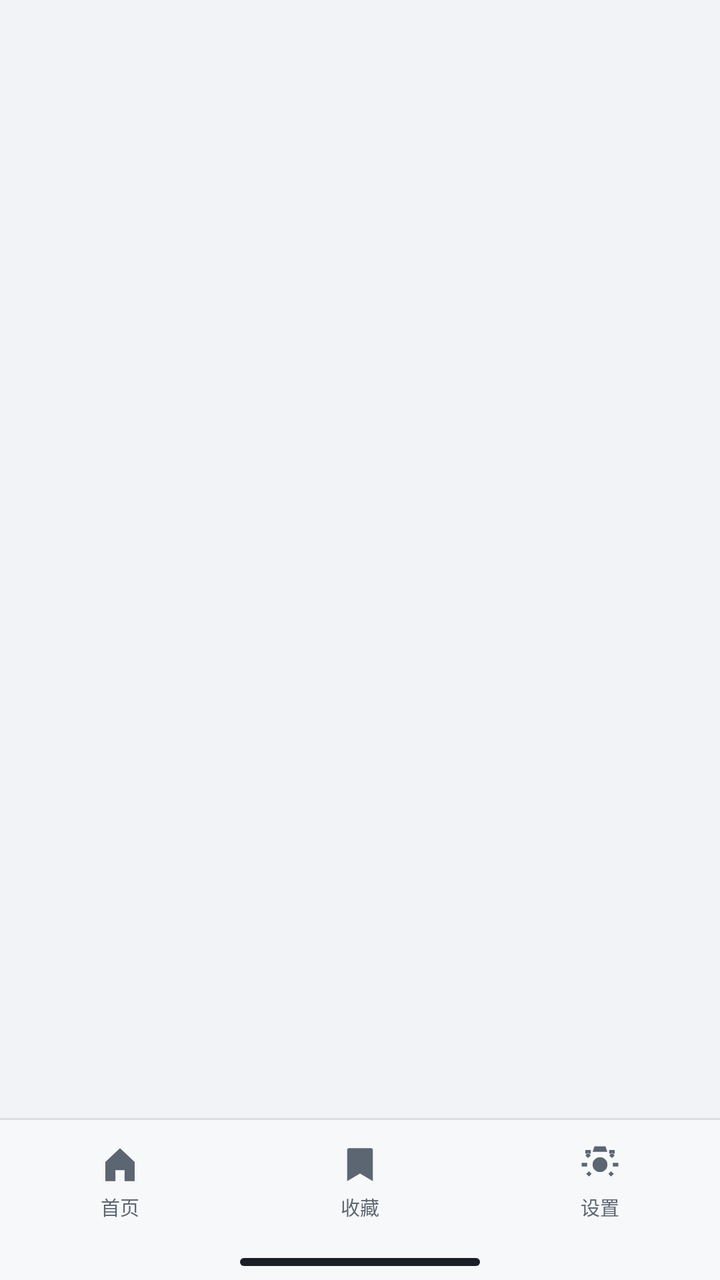
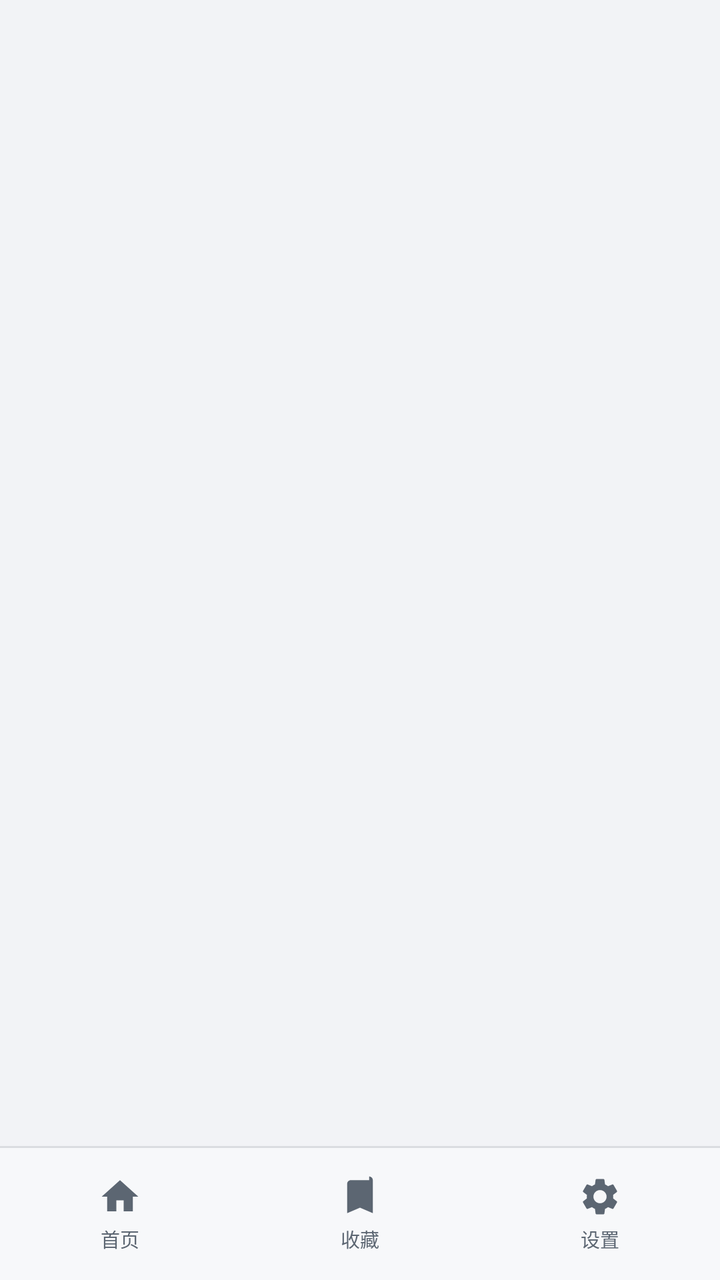

An Android layout rendered at two revisions. The XML below is the earlier revision; the diff shows what the commit changed to produce the second picture.
<!-- AndroidManifest.xml: application theme Theme.LateShow -->
<!-- res/layout/activity_main.xml -->
<?xml version="1.0" encoding="utf-8"?>
<LinearLayout xmlns:android="http://schemas.android.com/apk/res/android"
    android:layout_width="match_parent"
    android:layout_height="match_parent"
    android:orientation="vertical"
    android:background="@color/ink900">

    <FrameLayout
        android:id="@+id/container"
        android:layout_width="match_parent"
        android:layout_height="0dp"
        android:layout_weight="1" />

    <View android:layout_width="match_parent" android:layout_height="1dp" android:background="@color/line" />

    <LinearLayout
        android:id="@+id/tabbar"
        android:layout_width="match_parent"
        android:layout_height="62dp"
        android:orientation="horizontal"
        android:background="@color/barBg">

        <LinearLayout android:id="@+id/tab_home" style="@style/TabItem">
            <ImageView android:id="@+id/tab_home_icon" android:src="@drawable/ic_home" style="@style/TabIcon" />
            <TextView android:id="@+id/tab_home_label" android:text="首页" style="@style/TabLabel" />
        </LinearLayout>

        <LinearLayout android:id="@+id/tab_fav" style="@style/TabItem">
            <ImageView android:id="@+id/tab_fav_icon" android:src="@drawable/ic_bookmark" style="@style/TabIcon" />
            <TextView android:id="@+id/tab_fav_label" android:text="收藏" style="@style/TabLabel" />
        </LinearLayout>

        <LinearLayout android:id="@+id/tab_settings" style="@style/TabItem">
            <ImageView android:id="@+id/tab_settings_icon" android:src="@drawable/ic_settings" style="@style/TabIcon" />
            <TextView android:id="@+id/tab_settings_label" android:text="设置" style="@style/TabLabel" />
        </LinearLayout>
    </LinearLayout>

    <FrameLayout
        android:layout_width="match_parent"
        android:layout_height="18dp"
        android:background="@color/barBg">
        <View
            android:layout_width="120dp"
            android:layout_height="4dp"
            android:layout_gravity="center_horizontal|top"
            android:layout_marginTop="7dp"
            android:background="@drawable/home_indicator" />
    </FrameLayout>
</LinearLayout>
<!-- resources referenced by this layout -->
<resources>
  <color name="barBg">#F7F8FA</color>
  <color name="ink900">#F2F3F6</color>
  <color name="line">#1A12181F</color>
  <!-- drawable home_indicator (drawable) -->
  <?xml version="1.0" encoding="utf-8"?>
  <shape xmlns:android="http://schemas.android.com/apk/res/android" android:shape="rectangle">
      <solid android:color="@color/t1" />
      <corners android:radius="2dp" />
  </shape>
  <!-- drawable ic_bookmark (drawable) -->
  <?xml version="1.0" encoding="utf-8"?>
  <vector xmlns:android="http://schemas.android.com/apk/res/android" android:width="24dp" android:height="24dp" android:viewportWidth="24" android:viewportHeight="24">
      <path android:fillColor="@color/t2" android:pathData="M6,3h12a1,1 0,0 1,1 1v17l-7,-4.2L5,21V4a1,1 0,0 1,1 -1z"/>
  </vector>
  <!-- drawable ic_home (drawable) -->
  <?xml version="1.0" encoding="utf-8"?>
  <vector xmlns:android="http://schemas.android.com/apk/res/android" android:width="24dp" android:height="24dp" android:viewportWidth="24" android:viewportHeight="24">
      <path android:fillColor="@color/t2" android:pathData="M4,10.5L12,3l8,7.5V21h-5.5v-6h-5v6H4z"/>
  </vector>
  <!-- drawable ic_settings (drawable) -->
  <?xml version="1.0" encoding="utf-8"?>
  <vector xmlns:android="http://schemas.android.com/apk/res/android" android:width="24dp" android:height="24dp" android:viewportWidth="24" android:viewportHeight="24">
      <path android:fillColor="@color/t2" android:pathData="M12,8a4,4 0,1 0,0 8,4 4 0,0 0,0 -8zM9,2h6l1,3H8zM4,4h3v2H4zM17,4h3v2h-3zM5.5,5.5L4,7l1.4,1.4L7,7zM18.5,5.5L17,7l1.6,1.4L20,7zM2,11h3v2H2zM19,11h3v2h-3zM4.5,17l1.5,-1.4L7.4,17 6,18.5zM16.6,17l1.4,-1.4L19.5,17 18,18.5z"/>
      <path android:fillColor="@color/t2" android:pathData="M12,8a4,4 0,1 0,0 8,4 4 0,0 0,0 -8z"/>
  </vector>
  <style name="TabIcon">
          <item name="android:layout_width">22dp</item>
          <item name="android:layout_height">22dp</item>
      </style>
  <style name="TabItem">
          <item name="android:layout_width">0dp</item>
          <item name="android:layout_height">match_parent</item>
          <item name="android:layout_weight">1</item>
          <item name="android:orientation">vertical</item>
          <item name="android:gravity">center</item>
          <item name="android:background">?attr/selectableItemBackground</item>
      </style>
  <style name="TabLabel">
          <item name="android:layout_width">wrap_content</item>
          <item name="android:layout_height">wrap_content</item>
          <item name="android:textSize">9.5sp</item>
          <item name="android:textColor">@color/t2</item>
          <item name="android:layout_marginTop">3dp</item>
      </style>
  <style name="Theme.LateShow" parent="Theme.Material3.Light.NoActionBar">
          <item name="android:windowBackground">@color/ink900</item>
          <item name="colorPrimary">@color/acc</item>
          <item name="colorOnPrimary">@color/accInk</item>
          <item name="colorSurface">@color/ink800</item>
          <item name="android:colorBackground">@color/ink900</item>
          <item name="android:statusBarColor">@color/ink900</item>
          <item name="android:navigationBarColor">@color/ink900</item>
          <item name="android:windowLightStatusBar">true</item>
      </style>
  <color name="t1">#1B2026</color>
  <color name="t2">#5C6672</color>
  <color name="acc">#FF5A36</color>
  <color name="accInk">#170A05</color>
  <color name="ink800">#FFFFFF</color>
</resources>

<!-- the commit's change to res/layout/activity_main.xml (unified diff, before → after) -->
@@ -16,7 +16,7 @@
     <LinearLayout
         android:id="@+id/tabbar"
         android:layout_width="match_parent"
-        android:layout_height="62dp"
+        android:layout_height="66dp"
         android:orientation="horizontal"
         android:background="@color/barBg">
 
@@ -35,16 +35,4 @@
             <TextView android:id="@+id/tab_settings_label" android:text="设置" style="@style/TabLabel" />
         </LinearLayout>
     </LinearLayout>
-
-    <FrameLayout
-        android:layout_width="match_parent"
-        android:layout_height="18dp"
-        android:background="@color/barBg">
-        <View
-            android:layout_width="120dp"
-            android:layout_height="4dp"
-            android:layout_gravity="center_horizontal|top"
-            android:layout_marginTop="7dp"
-            android:background="@drawable/home_indicator" />
-    </FrameLayout>
 </LinearLayout>
<!-- resource entries referenced after the edit -->
@@ -3,27 +3,20 @@
   <color name="barBg">#F7F8FA</color>
   <color name="ink900">#F2F3F6</color>
   <color name="line">#1A12181F</color>
-  <!-- drawable home_indicator (drawable) -->
-  <?xml version="1.0" encoding="utf-8"?>
-  <shape xmlns:android="http://schemas.android.com/apk/res/android" android:shape="rectangle">
-      <solid android:color="@color/t1" />
-      <corners android:radius="2dp" />
-  </shape>
   <!-- drawable ic_bookmark (drawable) -->
   <?xml version="1.0" encoding="utf-8"?>
   <vector xmlns:android="http://schemas.android.com/apk/res/android" android:width="24dp" android:height="24dp" android:viewportWidth="24" android:viewportHeight="24">
-      <path android:fillColor="@color/t2" android:pathData="M6,3h12a1,1 0,0 1,1 1v17l-7,-4.2L5,21V4a1,1 0,0 1,1 -1z"/>
+      <path android:fillColor="@color/t2" android:pathData="M17,3H7c-1.1,0 -2,0.9 -2,2v16l7,-3 7,3V3c0,-1.1 -0.9,-2 -2,-2z"/>
   </vector>
   <!-- drawable ic_home (drawable) -->
   <?xml version="1.0" encoding="utf-8"?>
   <vector xmlns:android="http://schemas.android.com/apk/res/android" android:width="24dp" android:height="24dp" android:viewportWidth="24" android:viewportHeight="24">
-      <path android:fillColor="@color/t2" android:pathData="M4,10.5L12,3l8,7.5V21h-5.5v-6h-5v6H4z"/>
+      <path android:fillColor="@color/t2" android:pathData="M10,20v-6h4v6h5v-8h3L12,3 2,12h3v8z"/>
   </vector>
   <!-- drawable ic_settings (drawable) -->
   <?xml version="1.0" encoding="utf-8"?>
   <vector xmlns:android="http://schemas.android.com/apk/res/android" android:width="24dp" android:height="24dp" android:viewportWidth="24" android:viewportHeight="24">
-      <path android:fillColor="@color/t2" android:pathData="M12,8a4,4 0,1 0,0 8,4 4 0,0 0,0 -8zM9,2h6l1,3H8zM4,4h3v2H4zM17,4h3v2h-3zM5.5,5.5L4,7l1.4,1.4L7,7zM18.5,5.5L17,7l1.6,1.4L20,7zM2,11h3v2H2zM19,11h3v2h-3zM4.5,17l1.5,-1.4L7.4,17 6,18.5zM16.6,17l1.4,-1.4L19.5,17 18,18.5z"/>
-      <path android:fillColor="@color/t2" android:pathData="M12,8a4,4 0,1 0,0 8,4 4 0,0 0,0 -8z"/>
+      <path android:fillColor="@color/t2" android:pathData="M19.14,12.94c0.04,-0.3 0.06,-0.61 0.06,-0.94c0,-0.32 -0.02,-0.64 -0.07,-0.94l2.03,-1.58c0.18,-0.14 0.23,-0.41 0.12,-0.61l-1.92,-3.32c-0.12,-0.22 -0.37,-0.29 -0.59,-0.22l-2.39,0.96c-0.5,-0.38 -1.03,-0.7 -1.62,-0.94L14.4,2.81c-0.04,-0.24 -0.24,-0.41 -0.48,-0.41h-3.84c-0.24,0 -0.43,0.17 -0.47,0.41L9.25,5.35C8.66,5.59 8.12,5.92 7.63,6.29L5.24,5.33c-0.22,-0.08 -0.47,0 -0.59,0.22L2.74,8.87C2.62,9.08 2.66,9.34 2.86,9.48l2.03,1.58C4.84,11.36 4.8,11.69 4.8,12s0.02,0.64 0.07,0.94l-2.03,1.58c-0.18,0.14 -0.23,0.41 -0.12,0.61l1.92,3.32c0.12,0.22 0.37,0.29 0.59,0.22l2.39,-0.96c0.5,0.38 1.03,0.7 1.62,0.94l0.36,2.54c0.05,0.24 0.24,0.41 0.48,0.41h3.84c0.24,0 0.44,-0.17 0.47,-0.41l0.36,-2.54c0.59,-0.24 1.13,-0.56 1.62,-0.94l2.39,0.96c0.22,0.08 0.47,0 0.59,-0.22l1.92,-3.32c0.12,-0.22 0.07,-0.47 -0.12,-0.61L19.14,12.94zM12,15.6c-1.98,0 -3.6,-1.62 -3.6,-3.6s1.62,-3.6 3.6,-3.6s3.6,1.62 3.6,3.6S13.98,15.6 12,15.6z"/>
   </vector>
   <style name="TabIcon">
           <item name="android:layout_width">22dp</item>
@@ -54,7 +47,6 @@
           <item name="android:navigationBarColor">@color/ink900</item>
           <item name="android:windowLightStatusBar">true</item>
       </style>
-  <color name="t1">#1B2026</color>
   <color name="t2">#5C6672</color>
   <color name="acc">#FF5A36</color>
   <color name="accInk">#170A05</color>
